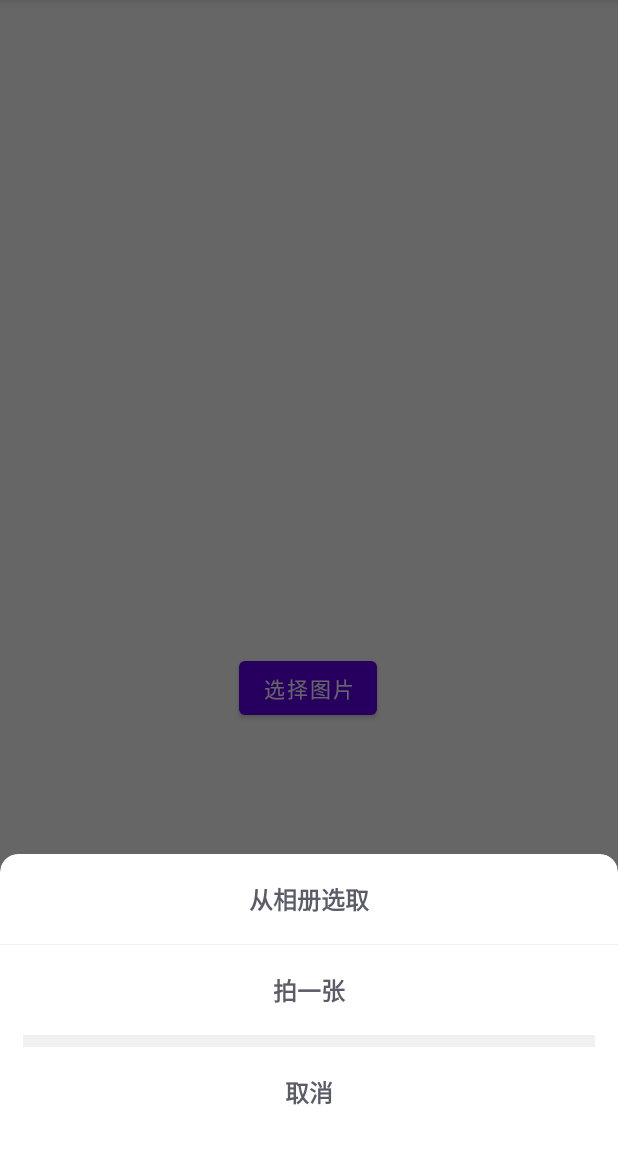
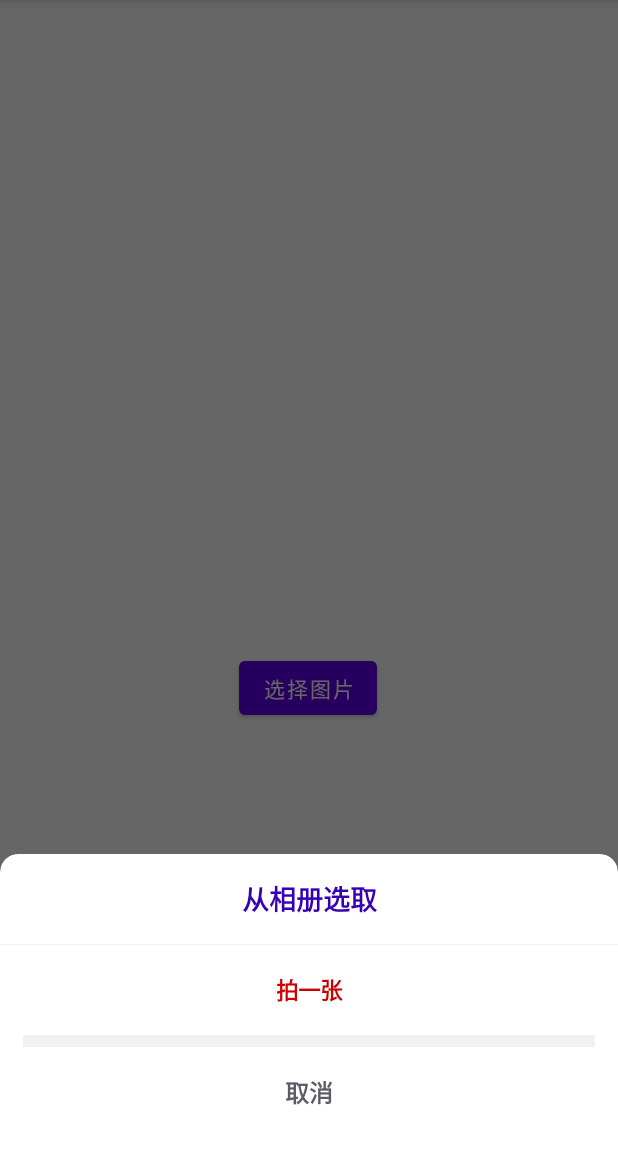
Before and after one commit to AngleCoding/android_picture, an Android app: the screen it shows after launch (MainActivity), after a tap on "选择图片", on a phone screen of 412 x 824 dp, the part 84-1236 px from its top. Run offline under Robolectric (Android 15) with nearby library versions, the phone set to English and light mode, and no system bars; libraries missing offline, so code that uses them is left out: com.yalantis.ucrop.

Commit message:
添加描述

```diff
--- a/app/src/main/java/com/github/yuan/picture/MainActivity.kt
+++ b/app/src/main/java/com/github/yuan/picture/MainActivity.kt
@@ -2,6 +2,7 @@ package com.github.yuan.picture
 
 import android.annotation.SuppressLint
 import android.content.Intent
+import android.graphics.Color
 import android.os.Bundle
 import android.widget.Button
 import android.widget.ImageView
@@ -10,9 +11,6 @@ import com.github.yuan.picture_take.PictureChooseDialog
 import com.github.yuan.picture_take.enums.PictureDialogAnimation
 import com.github.yuan.picture_take.utils.PictureUtils
 import com.yalantis.ucrop.UCrop
-import okhttp3.MediaType
-import okhttp3.MultipartBody
-import okhttp3.RequestBody
 import java.io.File
 
 class MainActivity : AppCompatActivity() {
@@ -25,6 +23,14 @@ class MainActivity : AppCompatActivity() {
 
         findViewById<Button>(R.id.mBtTake).setOnClickListener {
             PictureChooseDialog.build(this) {
+                setFileTextSize(18f)//设置dialog“相册”按钮字体大小
+                setFileTextColor(Color.parseColor("#FF3700B3"))//设置dialog“相册”按钮字体颜色
+                setCameraTextSize(15f)//设置dialog“相机”按钮字体大小
+                setCameraTextColor(Color.parseColor("#ffcc0000"))//设置dialog“相机”按钮字体颜色
+                setAnimationDuration(2000)//设置dialog动画时长 可不设置
+                pictureDialogAnimation(PictureDialogAnimation.TranslateFromBottom)//设置dialog弹窗动画  可不设置
+                setCameraDialogVisibility(true)//设置dialog 相机按钮隐藏  根据业务需求
+                setFileDialogVisibility(true)//设置dialog 相册按钮隐藏  根据业务需求
                 setUCropToolbarColor(R.color.teal_200)//设置裁剪ToolbarColor   可不设置
                 setUCropStatusBarColor(R.color.teal_200)//设置裁剪状态栏颜色   可不设置
                 setMaxScaleMultiplier(2f)//裁剪最大缩放比例  可不设置
@@ -33,10 +39,6 @@ class MainActivity : AppCompatActivity() {
                 setCropGridStrokeWidth(R.color.teal_200)//设置裁剪框横竖线的颜色 可不设置
                 setCropGridColumnCount(1)//设置裁剪竖线的数量 可不设置
                 setCropGridRowCount(2)//设置裁剪横线的数量 可不设置
-                setAnimationDuration(2000)//设置dialog动画时长 可不设置
-                pictureDialogAnimation(PictureDialogAnimation.TranslateFromBottom)//设置dialog弹窗动画  可不设置
-                setCameraDialogVisibility(true)//设置dialog 相机按钮隐藏  根据业务需求
-                setFileDialogVisibility(true)//设置dialog 相册按钮隐藏  根据业务需求
                 show() //必设置
             }
         }
--- a/app/src/main/res/values/colors.xml
+++ b/app/src/main/res/values/colors.xml
@@ -6,6 +6,7 @@
     <color name="teal_200">#FF03DAC5</color>
     <color name="teal_700">#FF018786</color>
     <color name="black">#FF000000</color>
+    <color name="red">#ffcc0000</color>
     <color name="white">#FFFFFFFF</color>
     <color name="u_crop_toolbar_color">#3F51B5</color>
 </resources>
--- a/picture_take/src/main/java/com/github/yuan/picture_take/PictureChooseDialog.kt
+++ b/picture_take/src/main/java/com/github/yuan/picture_take/PictureChooseDialog.kt
@@ -20,6 +20,78 @@ class PictureChooseDialog {
     }
 
     class Builder(private val context: Context) {
+
+        /**
+         * 设置dialog“相册”按钮字体大小
+         */
+        fun setFileTextSize(fileTextSize: Float): Builder {
+            DialogInfo.fileTextSize = fileTextSize
+            return this
+        }
+
+        /**
+         * 设置dialog“相册”按钮字体颜色
+         */
+        fun setFileTextColor(@ColorInt fileTextColor: Int): Builder {
+            DialogInfo.fileTextColor = fileTextColor
+            return this
+        }
+
+        /**
+         * 设置dialog“相机”按钮字体大小
+         */
+        fun setCameraTextSize(cameraTextSize: Float): Builder {
+            DialogInfo.cameraTextSize = cameraTextSize
+            return this
+        }
+
+        /**
+         * 设置dialog“相机”按钮字体颜色
+         */
+        fun setCameraTextColor(@ColorInt cameraTextColor: Int): Builder {
+            DialogInfo.cameraTextColor = cameraTextColor
+            return this
+        }
+
+        /**
+         * 设置dialog动画时长
+         */
+        fun setAnimationDuration(duration: Int): Builder {
+            DialogInfo.duration = duration
+            return this
+        }
+
+        /**
+         * 设置dialog弹窗动画
+         */
+        fun pictureDialogAnimation(dialogAnimation: PictureDialogAnimation): Builder {
+            DialogInfo.dialogAnimation = dialogAnimation
+            return this
+        }
+
+        /**
+         * 设置dialog 相册按钮隐藏
+         */
+        fun setFileDialogVisibility(fileDialogVisibility: Boolean): Builder {
+            DialogInfo.fileDialogVisibility = fileDialogVisibility
+            return this
+        }
+
+        /**
+         * 设置dialog 相机按钮隐藏
+         */
+        fun setCameraDialogVisibility(fileDialogVisibility: Boolean): Builder {
+            DialogInfo.cameraDialogVisibility = fileDialogVisibility
+            return this
+        }
+
+        /**
+         * 显示弹窗
+         */
+        fun show(): Builder {
+            PictureDialog(context).show()
+            return this
+        }
 
         /**
          * 设置裁剪ToolbarColor
@@ -85,46 +157,6 @@ class PictureChooseDialog {
             return this
         }
 
-        /**
-         * 设置dialog动画时长
-         */
-        fun setAnimationDuration(duration: Int): Builder {
-            DialogInfo.duration = duration
-            return this
-        }
-
-        /**
-         * 设置dialog弹窗动画
-         */
-        fun pictureDialogAnimation(dialogAnimation: PictureDialogAnimation): Builder {
-            DialogInfo.dialogAnimation = dialogAnimation
-            return this
-        }
-
-        /**
-         * 设置dialog 相册按钮隐藏
-         */
-        fun setFileDialogVisibility(fileDialogVisibility: Boolean): Builder {
-            DialogInfo.fileDialogVisibility = fileDialogVisibility
-            return this
-        }
-
-        /**
-         * 设置dialog 相机按钮隐藏
-         */
-        fun setCameraDialogVisibility(fileDialogVisibility: Boolean): Builder {
-            DialogInfo.cameraDialogVisibility = fileDialogVisibility
-            return this
-        }
-
-        /**
-         * 显示弹窗
-         */
-        fun show(): Builder {
-            PictureDialog(context).show()
-            return this
-        }
-
         fun build() = PictureChooseDialog()
     }
 
--- a/picture_take/src/main/java/com/github/yuan/picture_take/core/DialogInfo.kt
+++ b/picture_take/src/main/java/com/github/yuan/picture_take/core/DialogInfo.kt
@@ -19,4 +19,8 @@ object DialogInfo {
     var cropGridRowCount: Int = 1//横线的数量
     var fileDialogVisibility: Boolean = true//设置dialog 相册按钮隐藏
     var cameraDialogVisibility: Boolean = true//设置dialog 相机按钮隐藏
+    var fileTextSize: Float = 16f
+    var cameraTextSize: Float = 16f
+    var fileTextColor: Int = Color.parseColor("#5C5C68")
+    var cameraTextColor: Int = Color.parseColor("#5C5C68")
 }
--- a/picture_take/src/main/java/com/github/yuan/picture_take/dialog/PictureDialog.kt
+++ b/picture_take/src/main/java/com/github/yuan/picture_take/dialog/PictureDialog.kt
@@ -16,7 +16,11 @@ import com.github.yuan.picture_take.animator.TranslateAlphaAnimator
 import com.github.yuan.picture_take.animator.TranslateAnimator
 import com.github.yuan.picture_take.core.DialogInfo
 import com.github.yuan.picture_take.core.DialogInfo.cameraDialogVisibility
+import com.github.yuan.picture_take.core.DialogInfo.cameraTextColor
+import com.github.yuan.picture_take.core.DialogInfo.cameraTextSize
 import com.github.yuan.picture_take.core.DialogInfo.fileDialogVisibility
+import com.github.yuan.picture_take.core.DialogInfo.fileTextColor
+import com.github.yuan.picture_take.core.DialogInfo.fileTextSize
 import com.github.yuan.picture_take.enums.PictureDialogAnimation
 import com.github.yuan.picture_take.permissions.PermissionCheck
 import com.github.yuan.picture_take.utils.PictureUtils
@@ -49,10 +53,15 @@ class PictureDialog(context: Context) : Dialog(context) {
     private fun initViewVisibility() {
         findViewById<TextView>(R.id.mTvFile).let {
             if (fileDialogVisibility) it.visibility = VISIBLE else it.visibility = GONE
+            it.textSize = fileTextSize
+            it.setTextColor(fileTextColor)
         }
         findViewById<TextView>(R.id.mTvCamera).let {
             if (cameraDialogVisibility) it.visibility = VISIBLE else it.visibility = GONE
+            it.textSize = cameraTextSize
+            it.setTextColor(cameraTextColor)
         }
+
     }
 
     private fun initClickListener() {
```
Also changed, not shown: 1 other file.
